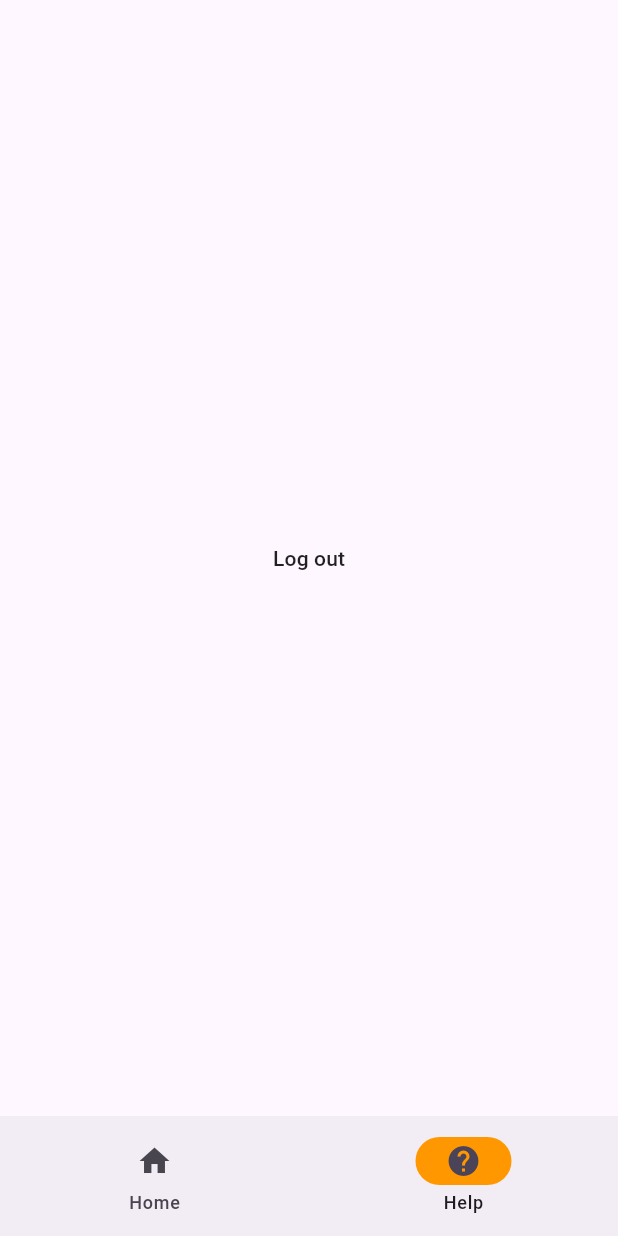
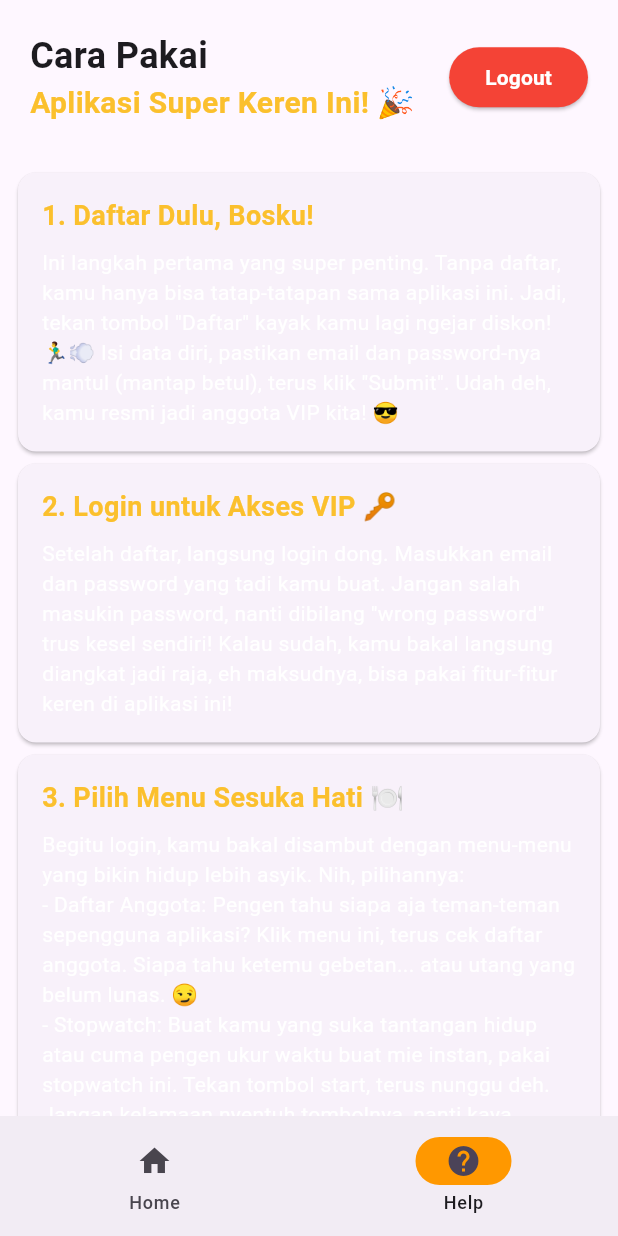
Before and after one commit to AfifJ/stopwatch_app_flutter, a Flutter app: the screen it shows once a user with an empty profile is signed in, item 2 of the bottom bar chosen, on a phone screen of 412 x 824 dp. Run offline on Flutter 3.47's test engine with Material 3 defaults, Android fonts, the phone set to English and light mode, and no system bars; our stand-ins replace cloud_firestore, firebase_auth, firebase_core; accounts and stored records are empty.

Commit message:
help done

```diff
--- a/lib/main.dart
+++ b/lib/main.dart
@@ -23,7 +23,7 @@ class MyApp extends StatelessWidget {
         appBarTheme: const AppBarTheme(
             backgroundColor: Colors.black,
             elevation: 0,
-            iconTheme: IconThemeData(color: Colors.white)),
+            iconTheme: IconThemeData(color: Colors.orange)),
         colorScheme: ColorScheme.fromSeed(seedColor: Colors.deepPurple),
         useMaterial3: true,
       ),
--- a/lib/screens/favorite/favorite_page.dart
+++ b/lib/screens/favorite/favorite_page.dart
@@ -116,7 +116,7 @@ class _FavoritePageState extends State<FavoritePage> {
             children: [
               Padding(
                 padding: const EdgeInsets.only(left: 24, top: 16, bottom: 16),
-                child: Text('Total favorites: ${favorites.length}'),
+                child: Text('${favorites.length} favorites'),
               ),
               Expanded(
                 child: ListView.builder(
@@ -130,14 +130,19 @@ class _FavoritePageState extends State<FavoritePage> {
                           width: 50,
                           height: 50,
                           errorBuilder: (context, error, stackTrace) {
-                            return const Text("Error");
+                            return const Icon(Icons.error,
+                                color: Colors.red, size: 50);
                           },
                         ),
                         title: Column(
                           crossAxisAlignment: CrossAxisAlignment.start,
                           children: [
-                            Text(favorite['name']),
-                            Text(favorite['link']),
+                            Text(favorite['name'],
+                                style: const TextStyle(
+                                    fontSize: 16, fontWeight: FontWeight.bold)),
+                            const SizedBox(height: 5),
+                            Text(favorite['link'],
+                                style: const TextStyle(color: Colors.blue)),
                             Row(
                               mainAxisAlignment: MainAxisAlignment.spaceBetween,
                               children: [
--- /dev/null
+++ b/lib/screens/help/help_page.dart
@@ -0,0 +1,151 @@
+import 'package:flutter/material.dart';
+import 'package:stopwatch_app/services/auth.dart';
+
+class HelpPage extends StatelessWidget {
+  final AuthService _auth = AuthService();
+
+  final List<Map<String, String>> helpItems = [
+    {
+      'title': '1. Daftar Dulu, Bosku!',
+      'description':
+          'Ini langkah pertama yang super penting. Tanpa daftar, kamu hanya bisa tatap-tatapan sama aplikasi ini. Jadi, tekan tombol "Daftar" kayak kamu lagi ngejar diskon! 🏃‍♂️💨 Isi data diri, pastikan email dan password-nya mantul (mantap betul), terus klik "Submit". Udah deh, kamu resmi jadi anggota VIP kita! 😎',
+    },
+    {
+      'title': '2. Login untuk Akses VIP 🔑',
+      'description':
+          'Setelah daftar, langsung login dong. Masukkan email dan password yang tadi kamu buat. Jangan salah masukin password, nanti dibilang "wrong password" trus kesel sendiri! Kalau sudah, kamu bakal langsung diangkat jadi raja, eh maksudnya, bisa pakai fitur-fitur keren di aplikasi ini!',
+    },
+    {
+      'title': '3. Pilih Menu Sesuka Hati 🍽️',
+      'description':
+          'Begitu login, kamu bakal disambut dengan menu-menu yang bikin hidup lebih asyik. Nih, pilihannya:\n- Daftar Anggota: Pengen tahu siapa aja teman-teman sepengguna aplikasi? Klik menu ini, terus cek daftar anggota. Siapa tahu ketemu gebetan... atau utang yang belum lunas. 😏\n- Stopwatch: Buat kamu yang suka tantangan hidup atau cuma pengen ukur waktu buat mie instan, pakai stopwatch ini. Tekan tombol start, terus nunggu deh. Jangan kelamaan nyentuh tombolnya, nanti kaya nunggu chat doi yang gak balas-balas. ⏱️\n- Rekomendasi Situs: Lagi bosen atau butuh pencerahan dari alam internet? Tenang, kita punya daftar situs rekomendasi yang super keren! Klik, dan langsung terbang ke dunia baru. Jangan kaget kalau tiba-tiba lupa waktu ya, seru soalnya! 😜\n- Favorite: Nah, kalau nemu sesuatu yang menurut kamu keren, klik tombol "favorite"! Nanti semua yang kamu simpan bakal nangkring di sini, jadi gampang kalo mau ngelirik lagi pas kangen~ ❤️',
+    },
+    {
+      'title': '4. Enjoy dan Selamat Bergembira! 🎉',
+      'description':
+          'Sudah selesai? Hah? Cepet amat. Tenang, pakai aplikasi ini gampang banget kok. Kalau bingung, coba tanya sama diri sendiri, "Kenapa bingung ya?" Kalau masih bingung juga, ya coba tanya lagi (atau tanya admin).',
+    },
+  ];
+
+  @override
+  Widget build(BuildContext context) {
+    return Scaffold(
+      body: Column(
+        crossAxisAlignment: CrossAxisAlignment.start,
+        children: [
+          _buildHeader(context),
+          Expanded(
+            child: ListView.builder(
+              padding: EdgeInsets.all(8.0),
+              itemCount: helpItems.length,
+              itemBuilder: (context, index) {
+                final item = helpItems[index];
+                return _buildHelpCard(item, index);
+              },
+            ),
+          ),
+        ],
+      ),
+    );
+  }
+
+  Widget _buildHeader(BuildContext context) {
+    return Padding(
+      padding: EdgeInsets.all(20),
+      child: Row(
+        children: [
+          Column(
+            crossAxisAlignment: CrossAxisAlignment.start,
+            children: [
+              Text(
+                'Cara Pakai',
+                style: TextStyle(
+                  fontSize: 24,
+                  fontWeight: FontWeight.bold,
+                ),
+              ),
+              Text(
+                'Aplikasi Super Keren Ini! 🎉',
+                style: TextStyle(
+                  fontSize: 20,
+                  fontWeight: FontWeight.bold,
+                  color: Colors.yellow[700],
+                ),
+              ),
+            ],
+          ),
+          Spacer(),
+          ElevatedButton(
+            onPressed: () {
+              _showLogoutConfirmationDialog(context);
+            },
+            style: ElevatedButton.styleFrom(
+              backgroundColor: Colors.red,
+            ),
+            child: Text('Logout',
+                style: TextStyle(
+                    color: Colors.white, fontWeight: FontWeight.bold)),
+          ),
+        ],
+      ),
+    );
+  }
+
+  Widget _buildHelpCard(Map<String, String> item, int index) {
+    return Card(
+      child: Padding(
+        padding: const EdgeInsets.all(16.0),
+        child: Column(
+          crossAxisAlignment: CrossAxisAlignment.start,
+          children: [
+            Text(
+              item['title']!,
+              style: TextStyle(
+                fontSize: 18,
+                fontWeight: FontWeight.bold,
+                color: Colors.yellow[700],
+              ),
+            ),
+            SizedBox(height: 8),
+            Text(
+              item['description']!,
+              style: TextStyle(
+                color: Colors.white,
+              ),
+            ),
+          ],
+        ),
+      ),
+    );
+  }
+
+  _showLogoutConfirmationDialog(BuildContext context) {
+    return showDialog(
+      context: context,
+      builder: (context) {
+        return AlertDialog(
+          title: Text('Confirmation'),
+          content: Text('Are you sure you want to logout?'),
+          actions: [
+            TextButton(
+              onPressed: () {
+                Navigator.of(context).pop(false);
+              },
+              child: Text('Batal'),
+            ),
+            TextButton(
+              style: TextButton.styleFrom(
+                backgroundColor: Colors.red,
+              ),
+              onPressed: () async {
+                Navigator.of(context).pop(true);
+                await _auth.signOut();
+              },
+              child: Text('Logout'),
+            ),
+          ],
+        );
+      },
+    );
+  }
+}
--- a/lib/screens/home/home_page.dart
+++ b/lib/screens/home/home_page.dart
@@ -1,6 +1,7 @@
 import 'package:flutter/material.dart';
 import 'package:stopwatch_app/screens/anggota/anggota_page.dart';
 import 'package:stopwatch_app/screens/favorite/favorite_page.dart';
+import 'package:stopwatch_app/screens/help/help_page.dart';
 import 'package:stopwatch_app/screens/rekomendasi/rekomendasi_page.dart';
 import 'package:stopwatch_app/screens/stopwatch/stopwatch_page.dart';
 import 'package:stopwatch_app/services/auth.dart';
@@ -15,14 +16,15 @@ class Home extends StatefulWidget {
 class _HomeState extends State<Home> {
   int _selectedIndex = 0;
 
-  final listMenu = [
-    {'title': 'Daftar anggota', 'menu': AnggotaPage()},
-    {'title': 'Stopwatch', 'menu': StopwatchPage()},
+  final List<Map<String, dynamic>> listMenu = [
+    {'title': 'Daftar anggota', 'menu': AnggotaPage(), 'icon': Icons.group},
+    {'title': 'Stopwatch', 'menu': StopwatchPage(), 'icon': Icons.timer},
     {
       'title': 'Rekomendasi situs',
       'menu': RekomendasiPage(),
+      'icon': Icons.recommend
     },
-    {'title': 'Favorit', 'menu': FavoritePage()}
+    {'title': 'Favorit', 'menu': FavoritePage(), 'icon': Icons.favorite}
   ];
 
   @override
@@ -30,60 +32,126 @@ class _HomeState extends State<Home> {
     final _auth = AuthService();
     final user = _auth.currentUser();
 
+    return Scaffold(
+      body: _buildBody(user),
+      bottomNavigationBar: _buildBottomNavigationBar(),
+    );
+  }
+
+  Widget _buildBody(user) {
     List<Widget> _widgetOptions = <Widget>[
-      Center(
+      _buildHomePage(user),
+      HelpPage(),
+    ];
+
+    return _widgetOptions.elementAt(_selectedIndex);
+  }
+
+  Widget _buildHomePage(user) {
+    return Scaffold(
+      body: Container(
+        padding: EdgeInsets.all(30),
         child: Column(
-          // mainAxisAlignment: MainAxisAlignment.center,
+          mainAxisAlignment: MainAxisAlignment.spaceBetween,
           children: [
-            Text("Logged in as ${user.email}"),
-            Expanded(
-              child: ListView.builder(
+            _buildHeader(user),
+            SizedBox(height: 20),
+            Expanded(child: _buildMenuList()),
+          ],
+        ),
+      ),
+    );
+  }
+
+  Widget _buildHeader(user) {
+    return Row(
+      mainAxisAlignment: MainAxisAlignment.spaceBetween,
+      children: [
+        Column(
+          crossAxisAlignment: CrossAxisAlignment.start,
+          children: [
+            Text(
+              "Selamat datang!",
+              style: TextStyle(
+                fontSize: 24,
+                fontWeight: FontWeight.bold,
+                color: Colors.orange,
+              ),
+            ),
+            Text(
+              "Logged in as ${user.email}",
+              style: TextStyle(color: Colors.white),
+            ),
+          ],
+        ),
+        Image(
+          image: AssetImage('images/logo.png'),
+          height: 100,
+          color: Colors.orange,
+        ),
+      ],
+    );
+  }
+
+  Widget _buildMenuList() {
+    return ListView.builder(
+      padding: EdgeInsets.all(20),
       itemCount: listMenu.length,
       itemBuilder: (context, index) {
-                    return Card(
+        return Padding(
+          padding: const EdgeInsets.symmetric(vertical: 5),
+          child: Card(
+            color: Colors.orange,
+            shape: RoundedRectangleBorder(
+              borderRadius: BorderRadius.circular(30),
+            ),
             child: MaterialButton(
+              textColor: Colors.white,
               onPressed: () {
-                              Navigator.push(context,
-                                  MaterialPageRoute(builder: (context) {
+                Navigator.push(context, MaterialPageRoute(builder: (context) {
                   return listMenu[index]['menu'] as Widget;
                 }));
               },
               child: Padding(
                 padding: const EdgeInsets.all(8.0),
-                              child: Text(listMenu[index]['title'] as String),
-                            )));
-                  }),
+                child: Row(
+                  mainAxisAlignment: MainAxisAlignment.start,
+                  children: [
+                    Icon(
+                      listMenu[index]['icon'] as IconData,
+                      color: Colors.white,
+                      size: 40,
+                    ),
+                    SizedBox(width: 20),
+                    Text(
+                      listMenu[index]['title'] as String,
+                      textAlign: TextAlign.center,
                     ),
                   ],
                 ),
               ),
-      Center(
-        child: MaterialButton(
-          onPressed: () async {
-            await _auth.signOut();
+            ),
+          ),
+        );
       },
-          child: Text("Log out"),
-        ),
-      )
-    ];
+    );
+  }
+
+  NavigationBar _buildBottomNavigationBar() {
+    return NavigationBar(
+      destinations: [
+        NavigationDestination(icon: Icon(Icons.home), label: "Home"),
+        NavigationDestination(icon: Icon(Icons.help), label: "Help"),
+      ],
+      onDestinationSelected: _onTappedItem,
+      selectedIndex: _selectedIndex,
+      indicatorColor: Colors.orange,
+    );
+  }
 
   void _onTappedItem(int index) {
     setState(() {
       _selectedIndex = index;
     });
   }
-
-    return Scaffold(
-      body: _widgetOptions.elementAt(_selectedIndex),
-      bottomNavigationBar: NavigationBar(
-        destinations: [
-          NavigationDestination(icon: Icon(Icons.home), label: "Home"),
-          NavigationDestination(icon: Icon(Icons.help), label: "Help")
-        ],
-        onDestinationSelected: _onTappedItem,
-        selectedIndex: _selectedIndex,
-        indicatorColor: Colors.orange,
-      ),
-    );
 }
-}
--- a/lib/screens/rekomendasi/rekomendasi_page.dart
+++ b/lib/screens/rekomendasi/rekomendasi_page.dart
@@ -19,10 +19,7 @@ class _RekomendasiPageState extends State<RekomendasiPage> {
     final user = _auth.currentUser();
     return Scaffold(
       appBar: AppBar(
-        title: const Text('Link Rekomendasi',
-            style: TextStyle(
-              color: Colors.white,
-            )),
+        title: const Text('Link Rekomendasi'),
       ),
       body: Padding(
         padding: const EdgeInsets.all(10),
@@ -34,7 +31,6 @@ class _RekomendasiPageState extends State<RekomendasiPage> {
           },
         ),
       ),
-      backgroundColor: Colors.black,
     );
   }
 
@@ -42,20 +38,25 @@ class _RekomendasiPageState extends State<RekomendasiPage> {
       BuildContext context, Map<String, dynamic> item, dynamic user) {
     return Card(
       margin: const EdgeInsets.only(bottom: 10, top: 8),
-      elevation: 0,
-      color: Colors.black,
+      elevation: 2,
+      shape: RoundedRectangleBorder(
+        borderRadius: BorderRadius.circular(10),
+      ),
       child: Padding(
         padding: const EdgeInsets.all(8.0),
         child: Row(
           children: [
-            Image.network(
-              item['image'],
-              width: 50,
-              height: 50,
-              errorBuilder: (context, error, stackTrace) {
-                return const Text("Error",
-                    style: TextStyle(color: Colors.white));
-              },
+            ClipRRect(
+              borderRadius: BorderRadius.circular(8.0),
+              child: Image.network(
+                item['image'],
+                width: 50,
+                height: 50,
+                fit: BoxFit.cover,
+                errorBuilder: (context, error, stackTrace) {
+                  return const Icon(Icons.error, color: Colors.red, size: 50);
+                },
+              ),
             ),
             const SizedBox(width: 10),
             Expanded(
@@ -63,10 +64,11 @@ class _RekomendasiPageState extends State<RekomendasiPage> {
                 crossAxisAlignment: CrossAxisAlignment.start,
                 children: [
                   Text(item['name'],
-                      style:
-                          const TextStyle(color: Colors.white, fontSize: 16)),
+                      style: const TextStyle(
+                          fontSize: 16, fontWeight: FontWeight.bold)),
+                  const SizedBox(height: 5),
                   Text(item['link'],
-                      style: const TextStyle(color: Colors.white70)),
+                      style: const TextStyle(color: Colors.blue)),
                 ],
               ),
             ),
@@ -91,7 +93,7 @@ class _RekomendasiPageState extends State<RekomendasiPage> {
                   ),
                 ];
               },
-              icon: const Icon(Icons.more_horiz, color: Colors.white),
+              icon: const Icon(Icons.more_vert),
             ),
           ],
         ),
```
Also changed, not shown: pubspec.yaml (+4 -4 lines), assets/images/logo.png (added), pubspec.lock. Lines whose indentation alone changed are shown as unchanged.
